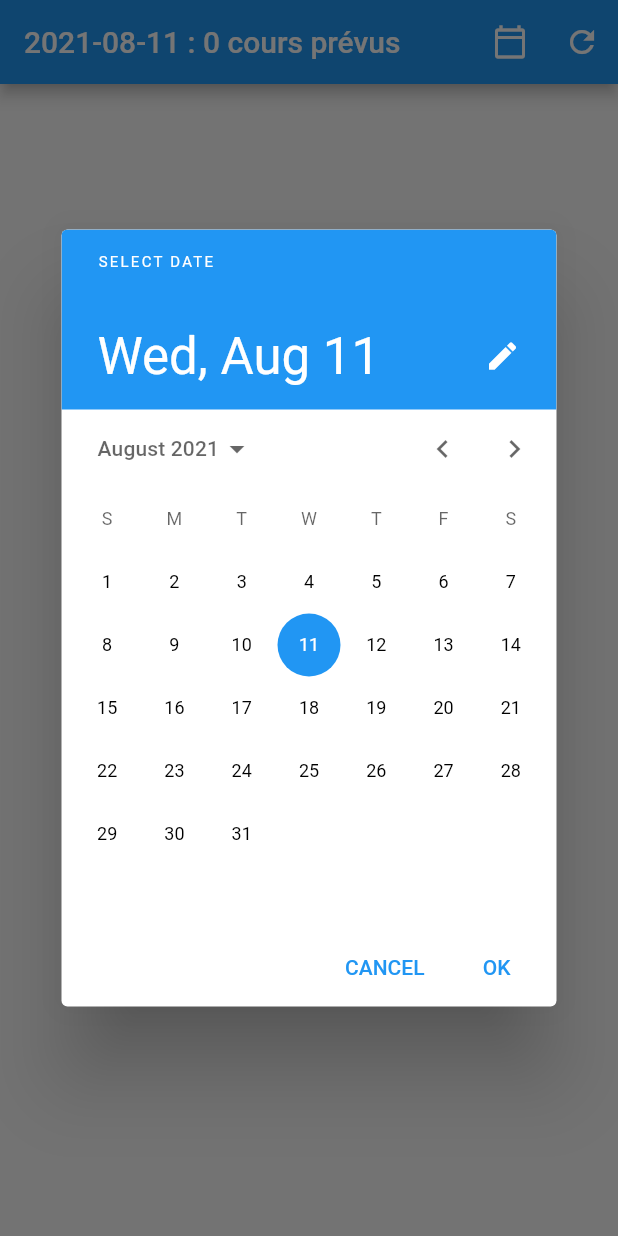
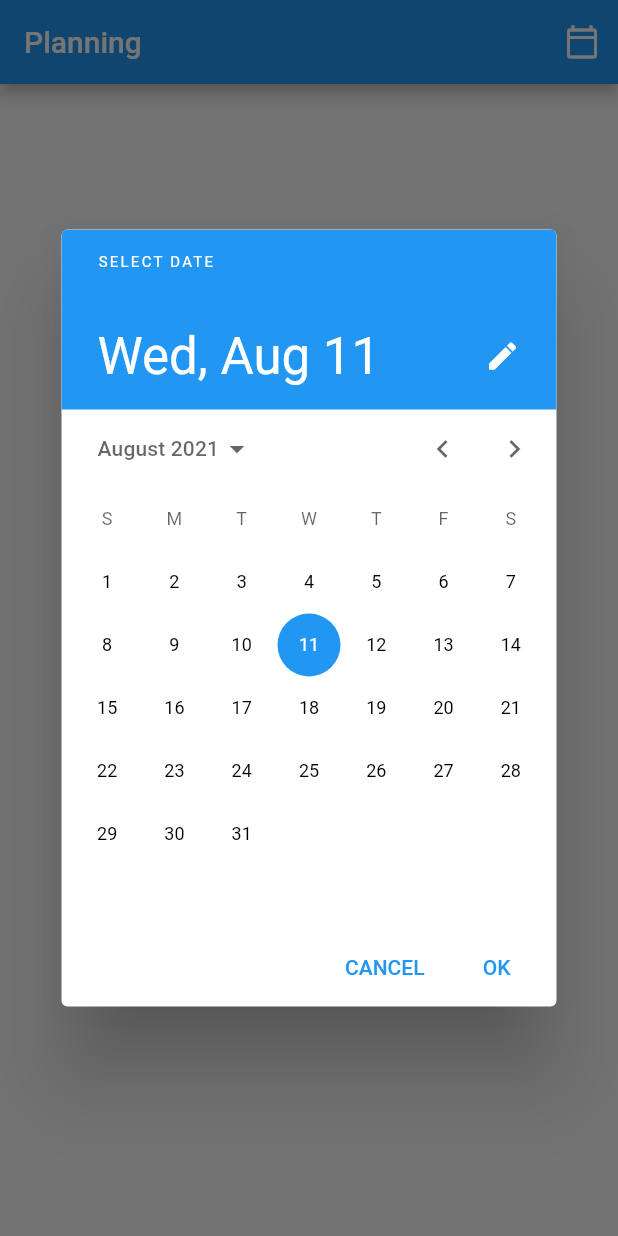
Before and after one commit to philippe-nougaillon/flutter_provider_app, a Flutter app: the screen it shows after launch, after a tap on the "calendar today" icon, on a phone screen of 412 x 824 dp. Run offline on Flutter 3.47's test engine with Material 2 defaults, Android fonts, the phone set to English and light mode, and no system bars.

Commit message:
code refacto

```diff
--- a/lib/cours_provider.dart
+++ b/lib/cours_provider.dart
@@ -6,31 +6,33 @@ class CoursProvider with ChangeNotifier {
   List<dynamic> _lesCours = List<dynamic>.empty();
   final String _host = 'https://planning.iae-paris.com/';
   final String _query = 'api/v2/cours?d=';
-  String _jour = '2021-09-08';
+  //String _jour = '2021-09-08';
 
   CoursProvider();
 
   List<dynamic> get lesCours => _lesCours;
 
-  String get quelJour => _jour;
+  // String get quelJour => _jour;
 
-  set jour(String value) {
-    _jour = value;
-  }
+  // set jour(String value) {
+  //   _jour = value;
+  // }
 
-  void chargerCours() async {
-    String url = _host + _query + _jour;
-    final Uri uri = Uri.parse(url);
+  // void chargerCours() async {
+  //   String url = _host + _query + _jour;
+  //   final Uri uri = Uri.parse(url);
 
-    _lesCours = json.decode(await http.read(uri));
-    notifyListeners();
-  }
+  //   _lesCours = json.decode(await http.read(uri));
+  //   notifyListeners();
+  // }
 
   void chargerCoursDuJour(String jour) async {
-    String url = _host + _query + jour.substring(0, 10);
-    final Uri uri = Uri.parse(url);
+    if (jour != "") {
+      String url = _host + _query + jour;
+      final Uri uri = Uri.parse(url);
 
-    _lesCours = json.decode(await http.read(uri));
-    notifyListeners();
+      _lesCours = json.decode(await http.read(uri));
+      notifyListeners();
+    }
   }
 }
--- a/lib/main.dart
+++ b/lib/main.dart
@@ -2,7 +2,7 @@ import 'package:flutter/material.dart';
 import 'package:flutter_provider_app/cours_provider.dart';
 import 'package:provider/provider.dart';
 import 'hexcolor.dart';
-import 'package:intl/intl.dart';
+//import 'package:intl/intl.dart';
 
 void main() {
   runApp(const MyApp());
@@ -22,7 +22,7 @@ class MyApp extends StatelessWidget {
       debugShowCheckedModeBanner: false,
       home: ChangeNotifierProvider(
         create: (_) => CoursProvider(),
-        child: const MyHomePage(title: 'Provider:'),
+        child: const MyHomePage(title: 'Planning'),
       ),
     );
   }
@@ -37,17 +37,16 @@ class MyHomePage extends StatelessWidget {
   Widget build(BuildContext context) {
     final _coursProvider = Provider.of<CoursProvider>(context);
 
-    var now = DateTime.now();
-    var formatter = DateFormat('yyyy-MM-dd');
-    String formattedDate = formatter.format(now);
+    // var now = DateTime.now();
+    // var formatter = DateFormat('yyyy-MM-dd');
+    // String formattedDate = formatter.format(now);
 
-    // Envoyer la date dans le provider
-    _coursProvider.jour = formattedDate;
+    // // Envoyer la date dans le provider
+    // _coursProvider.jour = formattedDate;
 
     return Scaffold(
       appBar: AppBar(
-        title: Text(
-            "${_coursProvider.quelJour} : ${_coursProvider.lesCours.length} cours prévus"),
+        title: Text(title),
         actions: <Widget>[
           IconButton(
             icon: const Icon(Icons.calendar_today_outlined),
@@ -56,11 +55,6 @@ class MyHomePage extends StatelessWidget {
               _selectionDate(context)
                   .then((value) => _coursProvider.chargerCoursDuJour(value));
             },
-          ),
-          IconButton(
-            icon: const Icon(Icons.refresh),
-            tooltip: 'Recharger!',
-            onPressed: _coursProvider.chargerCours,
           ),
         ],
       ),
@@ -102,6 +96,8 @@ class MyHomePage extends StatelessWidget {
   }
 
   Future<String> _selectionDate(BuildContext context) async {
+    String _result = "";
+
     DateTime? _dateChoisie = await showDatePicker(
         context: context,
         initialDate: DateTime.now(),
@@ -109,9 +105,8 @@ class MyHomePage extends StatelessWidget {
         lastDate: DateTime(2030));
 
     if (_dateChoisie != null) {
-      return _dateChoisie.toString();
-    } else {
-      return "";
+      _result = _dateChoisie.toString().substring(0, 10);
     }
+    return (_result);
   }
 }
```
